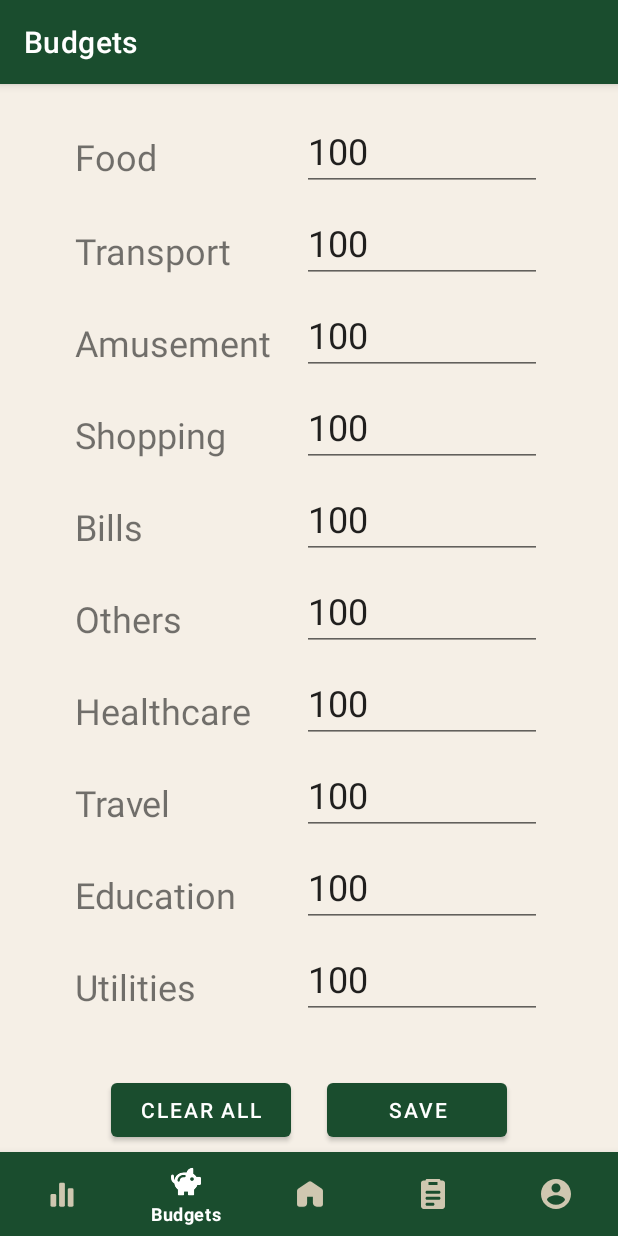
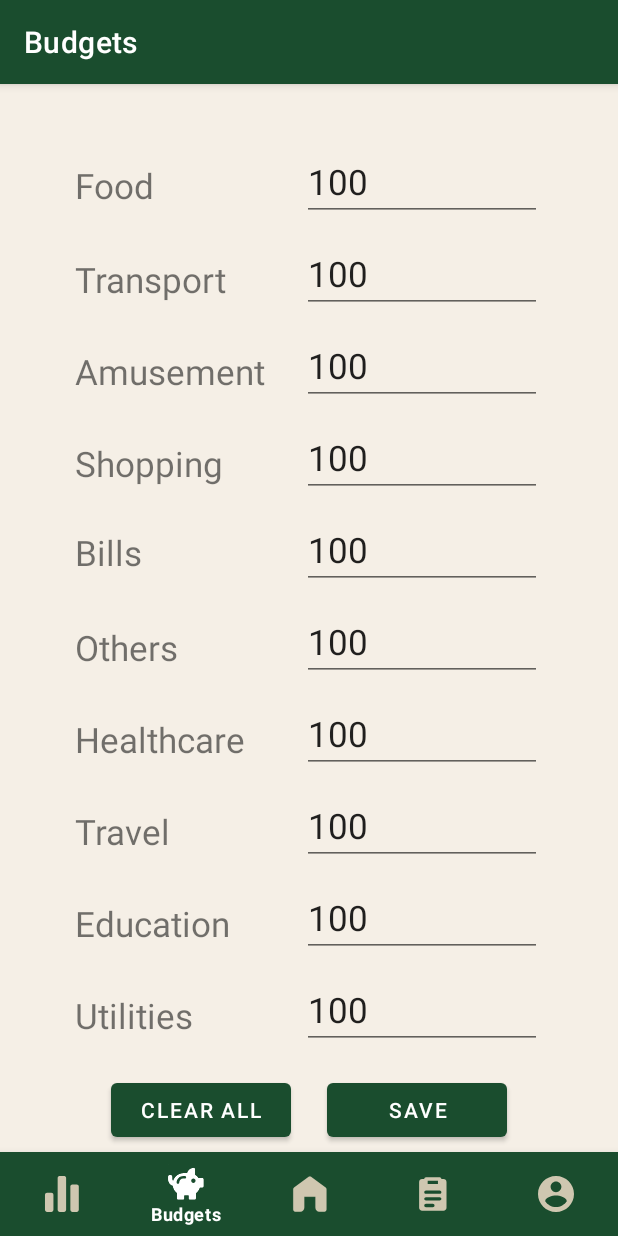
Before and after one commit to petrovoleh/Expense-tracker, an Android app: the BudgetsFragment screen opened through its navigation route, on a phone screen of 412 x 824 dp. Run offline under Robolectric (Android 15) with nearby library versions, the phone set to English and light mode, and no system bars; our stand-ins replace Room's generated code, navigation-ui; libraries missing offline, so code that uses them is left out: com.itextpdf.kernel, com.itextpdf.layout, io.github.cdimascio.dotenv; pictures from the network do not load; 2 statements that could not run were skipped.

Commit message:
design update

```diff
--- a/src/client/app/src/main/java/com/expensetracker/ui/profile/ChangePasswordFragment.java
+++ b/src/client/app/src/main/java/com/expensetracker/ui/profile/ChangePasswordFragment.java
@@ -88,7 +88,7 @@ public class ChangePasswordFragment extends Fragment {
                 String oldPassword = binding.editTextOldPassword.getText().toString().trim(); // Assuming old password is entered in editTextName
                 String newPassword = binding.editTextNewPassword.getText().toString().trim(); // Assuming new password is entered in editTextEmail
                 String newPassword2 = binding.editTextNewPassword2.getText().toString().trim(); // Assuming new password is entered in editTextEmail
-                if(Validator.validateTwoPasswords(context,newPassword,newPassword2,textView) || Validator.validatePassword(context,newPassword,textView)|| Validator.validatePassword(context,oldPassword,textView)){
+                if(Validator.validateTwoPasswords(context,newPassword,newPassword2,textView) || Validator.validatePassword(context,newPassword,textView)){
                     String token = getTokenFromFile();
                     // Call changePassword method
                     changePassword(oldPassword, newPassword, token);
--- a/src/client/app/src/main/res/drawable/account.xml
+++ b/src/client/app/src/main/res/drawable/account.xml
@@ -1,5 +1,11 @@
-<vector xmlns:android="http://schemas.android.com/apk/res/android" android:height="24dp" android:tint="#000000" android:viewportHeight="24" android:viewportWidth="24" android:width="24dp">
+<vector xmlns:android="http://schemas.android.com/apk/res/android"
+    android:height="24dp"
+    android:tint="#000000"
+    android:viewportHeight="20"
+    android:viewportWidth="20"
+    android:width="24dp">
 
-    <path android:fillColor="@android:color/white" android:pathData="M12,2C6.48,2 2,6.48 2,12s4.48,10 10,10 10,-4.48 10,-10S17.52,2 12,2zM12,5c1.66,0 3,1.34 3,3s-1.34,3 -3,3 -3,-1.34 -3,-3 1.34,-3 3,-3zM12,19.2c-2.5,0 -4.71,-1.28 -6,-3.22 0.03,-1.99 4,-3.08 6,-3.08 1.99,0 5.97,1.09 6,3.08 -1.29,1.94 -3.5,3.22 -6,3.22z"/>
-
+    <path
+        android:fillColor="@android:color/white"
+        android:pathData="M10,0C4.48,0 0,4.48 0,10s4.48,10 10,10 10,-4.48 10,-10S15.52,0 10,0zM10,3c1.66,0 3,1.34 3,3s-1.34,3 -3,3 -3,-1.34 -3,-3 1.34,-3 3,-3zM10,17.2c-2.5,0 -4.71,-1.28 -6,-3.22 0.03,-1.99 4,-3.08 6,-3.08 1.99,0 5.97,1.09 6,3.08 -1.29,1.94 -3.5,3.22 -6,3.22z"/>
 </vector>
--- a/src/client/app/src/main/res/drawable/analytics.xml
+++ b/src/client/app/src/main/res/drawable/analytics.xml
@@ -1,15 +1,15 @@
 <vector xmlns:android="http://schemas.android.com/apk/res/android"
-    android:width="25dp"
-    android:height="24dp"
-    android:viewportWidth="25"
-    android:viewportHeight="24">
+    android:width="500dp"
+    android:height="500dp"
+    android:viewportWidth="500"
+    android:viewportHeight="500">
   <path
-      android:pathData="M5.5,12L7.5,12A1,1 0,0 1,8.5 13L8.5,20A1,1 0,0 1,7.5 21L5.5,21A1,1 0,0 1,4.5 20L4.5,13A1,1 0,0 1,5.5 12z"
+      android:pathData="M42.95,234.2L101.68,234.2C117.88,234.2 131.04,247.33 131.04,263.56L131.04,469.11C131.04,485.32 117.88,498.48 101.68,498.48L42.95,498.48C26.74,498.48 13.58,485.32 13.58,469.11L13.58,263.56C13.58,247.33 26.74,234.2 42.95,234.2Z"
       android:fillColor="#121331"/>
   <path
-      android:pathData="M11.5,4L13.5,4A1,1 0,0 1,14.5 5L14.5,20A1,1 0,0 1,13.5 21L11.5,21A1,1 0,0 1,10.5 20L10.5,5A1,1 0,0 1,11.5 4z"
+      android:pathData="M219.13,-0.72L277.86,-0.72C294.07,-0.72 307.23,12.41 307.23,28.65L307.23,469.11C307.23,485.32 294.07,498.48 277.86,498.48L219.13,498.48C202.92,498.48 189.77,485.32 189.77,469.11L189.77,28.65C189.77,12.41 202.92,-0.72 219.13,-0.72Z"
       android:fillColor="#121331"/>
   <path
-      android:pathData="M17.5,8L19.5,8A1,1 0,0 1,20.5 9L20.5,20A1,1 0,0 1,19.5 21L17.5,21A1,1 0,0 1,16.5 20L16.5,9A1,1 0,0 1,17.5 8z"
+      android:pathData="M395.32,116.74L454.05,116.74C470.26,116.74 483.41,129.87 483.41,146.11L483.41,469.11C483.41,485.32 470.26,498.48 454.05,498.48L395.32,498.48C379.11,498.48 365.95,485.32 365.95,469.11L365.95,146.11C365.95,129.87 379.11,116.74 395.32,116.74Z"
       android:fillColor="#121331"/>
 </vector>
--- a/src/client/app/src/main/res/drawable/budgets.xml
+++ b/src/client/app/src/main/res/drawable/budgets.xml
@@ -1,25 +1,50 @@
 <vector xmlns:android="http://schemas.android.com/apk/res/android"
-    android:width="24dp"
-    android:height="24dp"
-    android:viewportWidth="24"
-    android:viewportHeight="24">
+    android:width="500dp"
+    android:height="500dp"
+    android:viewportWidth="500"
+    android:viewportHeight="500">
   <path
-      android:pathData="M4.89,12C3.85,12 3,10.51 3,9.33V8"
+      android:strokeWidth="1"
+      android:pathData="M6.06,4.56C5.02,4.56 4.17,3.07 4.17,1.89L4.17,0.56"
+      android:fillColor="#00000000"
+      android:strokeColor="#121331"/>
+  <path
+      android:pathData="M72.6,276.7C47.49,276.7 26.96,240.73 26.96,212.23L26.96,180.12"
       android:strokeLineJoin="round"
-      android:strokeWidth="2"
+      android:strokeWidth="50"
       android:fillColor="#00000000"
       android:strokeColor="#121331"
       android:strokeLineCap="round"/>
   <group>
     <clip-path
-        android:pathData="M12.373,5.51C12.811,3.774 14.378,2.5 16.25,2.5C16.664,2.5 17,2.836 17,3.25V6.472C17.832,6.982 18.537,7.678 19.059,8.5H21.25C21.664,8.5 22,8.836 22,9.25V13.25C22,13.664 21.664,14 21.25,14H19.767C19.358,15.293 18.559,16.408 17.5,17.201V20.25C17.5,20.664 17.164,21 16.75,21H13.99C13.576,21 13.24,20.664 13.24,20.25V18.5H10.79V20.25C10.79,20.664 10.454,21 10.04,21H7.25C6.836,21 6.5,20.664 6.5,20.25V17.137C4.977,15.978 4,14.14 4,12.07V11.94C4,8.397 6.875,5.51 10.43,5.51H12.373ZM7.86,11.03C7.86,9.774 8.884,8.75 10.14,8.75H11.1C11.514,8.75 11.85,8.414 11.85,8C11.85,7.586 11.514,7.25 11.1,7.25H10.14C8.056,7.25 6.36,8.946 6.36,11.03C6.36,11.444 6.696,11.78 7.11,11.78C7.524,11.78 7.86,11.444 7.86,11.03ZM16,11.25C16.69,11.25 17.25,10.69 17.25,10C17.25,9.31 16.69,8.75 16,8.75C15.31,8.75 14.75,9.31 14.75,10C14.75,10.69 15.31,11.25 16,11.25Z"
-        android:fillType="evenOdd"/>
+        android:pathData="M264.92,123.88C275.49,81.96 313.33,51.2 358.53,51.2C368.53,51.2 376.64,59.31 376.64,69.31L376.64,147.1C396.73,159.42 413.75,176.22 426.35,196.07L479.26,196.07C489.25,196.07 497.37,204.18 497.37,214.18L497.37,310.76C497.37,320.76 489.25,328.87 479.26,328.87L443.45,328.87C433.57,360.09 414.28,387.02 388.71,406.16L388.71,479.78C388.71,489.78 380.6,497.89 370.6,497.89L303.96,497.89C293.96,497.89 285.85,489.78 285.85,479.78L285.85,437.53L226.69,437.53L226.69,479.78C226.69,489.78 218.58,497.89 208.59,497.89L141.22,497.89C131.22,497.89 123.11,489.78 123.11,479.78L123.11,404.62C86.34,376.63 62.75,332.25 62.75,282.27L62.75,279.13C62.75,193.58 132.16,123.88 218,123.88L264.92,123.88ZM155.95,257.16C155.95,226.83 180.67,202.11 211,202.11L234.18,202.11C244.18,202.11 252.29,193.99 252.29,184C252.29,174 244.18,165.89 234.18,165.89L211,165.89C160.68,165.89 119.73,206.84 119.73,257.16C119.73,267.16 127.84,275.27 137.84,275.27C147.83,275.27 155.95,267.16 155.95,257.16ZM352.49,262.47C369.15,262.47 382.68,248.95 382.68,232.29C382.68,215.63 369.15,202.11 352.49,202.11C335.83,202.11 322.31,215.63 322.31,232.29C322.31,248.95 335.83,262.47 352.49,262.47Z"/>
     <path
-        android:pathData="M21.25,9.25V13.25H19.19C18.87,14.74 17.98,16.01 16.75,16.81V20.25H13.99V17.75H10.04V20.25H7.25V16.75C5.74,15.75 4.75,14.03 4.75,12.07V11.94C4.75,8.81 7.29,6.26 10.43,6.26H13.01C13.13,4.57 14.53,3.25 16.25,3.25V6.91C17.26,7.43 18.09,8.25 18.63,9.25H21.25Z"
+        android:pathData="M479.26,214.18L479.26,310.76L429.52,310.76C421.79,346.74 400.3,377.41 370.6,396.72L370.6,479.78L303.96,479.78L303.96,419.42L208.59,419.42L208.59,479.78L141.22,479.78L141.22,395.27C104.76,371.13 80.85,329.6 80.85,282.27L80.85,279.13C80.85,203.56 142.18,141.98 218,141.98L280.3,141.98C283.2,101.18 317,69.31 358.53,69.31L358.53,157.68C382.92,170.24 402.96,190.03 416,214.18L479.26,214.18Z"
         android:strokeLineJoin="round"
-        android:strokeWidth="1.5"
+        android:strokeWidth="36.22"
         android:fillColor="#121331"
         android:strokeColor="#121331"
         android:strokeLineCap="round"/>
   </group>
+  <path
+      android:pathData="M297.34,391.95C272.22,391.95 251.7,355.98 251.7,327.48L251.7,295.37"
+      android:strokeLineJoin="round"
+      android:strokeWidth="50"
+      android:fillColor="#00000000"
+      android:strokeColor="#121331"
+      android:strokeLineCap="round"/>
+  <path
+      android:pathData="M86.69,267.17C57.58,267.17 33.79,233.63 33.79,207.07L33.79,177.13"
+      android:strokeLineJoin="round"
+      android:strokeWidth="50"
+      android:fillColor="#00000000"
+      android:strokeColor="#121331"
+      android:strokeLineCap="round"/>
+  <path
+      android:pathData="M74.6,273.72C49.49,273.72 28.97,237.74 28.97,209.25L28.97,177.13"
+      android:strokeLineJoin="round"
+      android:strokeWidth="50"
+      android:fillColor="#00000000"
+      android:strokeColor="#121331"
+      android:strokeLineCap="round"/>
 </vector>
--- a/src/client/app/src/main/res/drawable/circle_background.xml
+++ b/src/client/app/src/main/res/drawable/circle_background.xml
@@ -3,6 +3,6 @@
     android:shape="oval">
     <solid android:color="@android:color/transparent"/>
     <stroke
-        android:width="1dp"
+        android:width="0.1dp"
         android:color="@android:color/white"/>
 </shape>
--- a/src/client/app/src/main/res/drawable/circular_background.xml
+++ /dev/null
@@ -1,5 +0,0 @@
-<?xml version="1.0" encoding="utf-8"?>
-<shape xmlns:android="http://schemas.android.com/apk/res/android">
-    <solid android:color="#FFFFFF"/>
-    <corners android:radius="75dp"/>
-</shape>
--- a/src/client/app/src/main/res/drawable/home.xml
+++ b/src/client/app/src/main/res/drawable/home.xml
@@ -1,13 +1,11 @@
 <vector xmlns:android="http://schemas.android.com/apk/res/android"
-    android:width="25dp"
-    android:height="24dp"
-    android:viewportWidth="25"
-    android:viewportHeight="24">
+    android:width="500dp"
+    android:height="500dp"
+    android:viewportWidth="500"
+    android:viewportHeight="500">
   <path
-      android:pathData="M9.75,18.25V13.25H15.25V18.25C15.25,19.355 16.145,20.25 17.25,20.25H19.75C20.302,20.25 20.75,19.802 20.75,19.25V9.772C20.75,9.445 20.59,9.139 20.322,8.952L13.072,3.899C12.728,3.659 12.272,3.659 11.928,3.899L4.678,8.952C4.41,9.139 4.25,9.445 4.25,9.772V19.25C4.25,19.802 4.698,20.25 5.25,20.25H7.75C8.855,20.25 9.75,19.355 9.75,18.25Z"
-      android:strokeLineJoin="round"
+      android:pathData="M170.89,436.57L170.89,288.5L325.05,288.5L325.05,436.57C325.05,469.3 350.14,495.8 381.12,495.8L451.19,495.8C466.66,495.8 479.22,482.54 479.22,466.18L479.22,185.49C479.22,175.81 474.74,166.75 467.23,161.21L264.01,11.56C254.37,4.46 241.58,4.46 231.94,11.56L28.73,161.21C21.21,166.75 16.73,175.81 16.73,185.49L16.73,466.18C16.73,482.54 29.28,495.8 44.76,495.8L114.83,495.8C145.8,495.8 170.89,469.3 170.89,436.57Z"
       android:strokeWidth="1.5"
       android:fillColor="#121331"
-      android:strokeColor="#121331"
-      android:strokeLineCap="round"/>
+      android:strokeColor="#121331"/>
 </vector>
--- a/src/client/app/src/main/res/drawable/records.xml
+++ b/src/client/app/src/main/res/drawable/records.xml
@@ -5,25 +5,17 @@
     android:viewportHeight="500">
   <group>
     <clip-path
-        android:pathData="M0,0h500v500H0z"/>
+        android:pathData="M-37.9,-28.02l570.75,0l0,556.84L-37.9,528.82z"/>
     <group>
       <clip-path
-          android:pathData="M0,0h500v500H0z"/>
-      <group>
-        <clip-path
-            android:pathData="M0,0h500v500H0z"/>
-      </group>
-      <path
-          android:pathData="M380.18,62.05h-26.04c0,-11.46 -9.37,-20.83 -20.83,-20.83h-166.64c-11.46,0 -20.83,9.37 -20.83,20.83L119.81,62.05c-20,0 -36.45,16.45 -36.45,36.45v322.86c0,20.2 16.46,36.45 36.45,36.45h260.38c20,0 36.45,-16.25 36.45,-36.45L416.64,98.5c0,-20 -16.46,-36.45 -36.45,-36.45zM187.51,93.29L187.51,82.88h124.98v41.66h-124.98L187.51,93.29zM166.68,330.83c-11.46,0 -20.83,-9.37 -20.83,-20.83 0,-11.46 9.37,-20.83 20.83,-20.83h166.64c11.46,0 20.83,9.37 20.83,20.83 0,11.46 -9.37,20.83 -20.83,20.83h-166.64zM270.83,393.32c0,11.46 -9.37,20.83 -20.83,20.83h-83.32c-11.46,0 -20.83,-9.37 -20.83,-20.83 0,-11.46 9.37,-20.83 20.83,-20.83h83.32c11.46,0 20.83,9.37 20.83,20.83zM333.32,247.51h-166.64c-11.46,0 -20.83,-9.37 -20.83,-20.83 0,-11.46 9.37,-20.83 20.83,-20.83h166.64c11.46,0 20.83,9.37 20.83,20.83 0,11.46 -9.37,20.83 -20.83,20.83z"
-          android:fillColor="#121330"/>
+          android:pathData="M-37.9,-28.02l570.75,0l0,556.84L-37.9,528.82z"/>
     </group>
+    <path
+        android:pathData="M396.07,41.08l-29.72,0c0,-12.76 -10.7,-23.2 -23.78,-23.2l-190.22,0c-13.08,0 -23.78,10.44 -23.78,23.2L98.86,41.08c-22.83,0 -41.61,18.32 -41.61,40.59l0,359.56c0,22.5 18.79,40.59 41.61,40.59l297.22,0c22.83,0 41.61,-18.1 41.61,-40.59L437.69,81.67c0,-22.27 -18.79,-40.59 -41.61,-40.59zM176.14,75.87L176.14,64.28l142.66,0l0,46.4l-142.66,0L176.14,75.87zM152.36,340.42c-13.08,0 -23.78,-10.44 -23.78,-23.2 0,-12.76 10.7,-23.2 23.78,-23.2l190.22,0c13.08,0 23.78,10.44 23.78,23.2 0,12.76 -10.7,23.2 -23.78,23.2l-190.22,0zM271.25,410.01c0,12.76 -10.7,23.2 -23.78,23.2l-95.11,0c-13.08,0 -23.78,-10.44 -23.78,-23.2 0,-12.76 10.7,-23.2 23.78,-23.2l95.11,0c13.08,0 23.78,10.44 23.78,23.2zM342.58,247.62l-190.22,0c-13.08,0 -23.78,-10.44 -23.78,-23.2 0,-12.76 10.7,-23.2 23.78,-23.2l190.22,0c13.08,0 23.78,10.44 23.78,23.2 0,12.76 -10.7,23.2 -23.78,23.2z"
+        android:fillColor="#121330"/>
     <group>
       <clip-path
-          android:pathData="M0,0h500v500H0z"/>
-      <group>
-        <clip-path
-            android:pathData="M0,0h500v500H0z"/>
-      </group>
+          android:pathData="M-37.9,-28.02l570.75,0l0,556.84L-37.9,528.82z"/>
     </group>
   </group>
 </vector>
--- a/src/client/app/src/main/res/layout/fragment_budgets.xml
+++ b/src/client/app/src/main/res/layout/fragment_budgets.xml
@@ -14,11 +14,11 @@
         android:id="@+id/editTextCategory1"
         android:layout_width="160dp"
         android:layout_height="46dp"
-        android:layout_marginTop="25dp"
+        android:layout_marginTop="45dp"
         android:hint="Budget 1"
         android:inputType="number"
         android:maxLength="6"
-        android:textSize="24sp"
+        android:textSize="23sp"
         app:layout_constraintEnd_toEndOf="parent"
         app:layout_constraintHorizontal_bias="0.8"
         app:layout_constraintStart_toStartOf="parent"
@@ -29,9 +29,9 @@
         android:layout_width="wrap_content"
         android:layout_height="wrap_content"
         android:layout_marginStart="50dp"
-        android:layout_marginTop="32dp"
+        android:layout_marginTop="52dp"
         android:text="Text"
-        android:textSize="24sp"
+        android:textSize="23sp"
 
         app:layout_constraintStart_toStartOf="parent"
         app:layout_constraintTop_toTopOf="parent" />
@@ -43,7 +43,7 @@
         android:layout_marginTop="15dp"
         android:hint="Budget 2"
         android:inputType="number"
-        android:textSize="24sp"
+        android:textSize="23sp"
         android:maxLength="6"
         app:layout_constraintEnd_toEndOf="parent"
         app:layout_constraintHorizontal_bias="0.8"
@@ -57,7 +57,7 @@
         android:layout_marginStart="50dp"
         android:layout_marginTop="23dp"
         android:text="Text"
-        android:textSize="24sp"
+        android:textSize="23sp"
 
         app:layout_constraintStart_toStartOf="parent"
         app:layout_constraintTop_toBottomOf="@+id/editTextCategory1" />
@@ -70,7 +70,7 @@
         android:layout_marginTop="15dp"
         android:hint="Budget 3"
         android:inputType="number"
-        android:textSize="24sp"
+        android:textSize="23sp"
         android:maxLength="6"
         app:layout_constraintEnd_toEndOf="parent"
         app:layout_constraintHorizontal_bias="0.8"
@@ -84,7 +84,7 @@
         android:layout_marginStart="50dp"
         android:layout_marginTop="23dp"
         android:text="Text"
-        android:textSize="24sp"
+        android:textSize="23sp"
 
         app:layout_constraintStart_toStartOf="parent"
         app:layout_constraintTop_toBottomOf="@+id/editTextCategory2" />
@@ -97,7 +97,7 @@
         android:layout_marginTop="15dp"
         android:hint="Budget 4"
         android:inputType="number"
-        android:textSize="24sp"
+        android:textSize="23sp"
         android:maxLength="6"
         app:layout_constraintEnd_toEndOf="parent"
         app:layout_constraintHorizontal_bias="0.8"
@@ -111,7 +111,7 @@
         android:layout_marginStart="50dp"
         android:layout_marginTop="23dp"
         android:text="Text"
-        android:textSize="24sp"
+        android:textSize="23sp"
 
 
         app:layout_constraintStart_toStartOf="parent"
@@ -125,7 +125,7 @@
         android:layout_marginTop="15dp"
         android:hint="Budget 5"
         android:inputType="number"
-        android:textSize="24sp"
+        android:textSize="23sp"
         android:maxLength="6"
         app:layout_constraintEnd_toEndOf="parent"
         app:layout_constraintHorizontal_bias="0.8"
@@ -137,9 +137,9 @@
         android:layout_width="wrap_content"
         android:layout_height="wrap_content"
         android:layout_marginStart="50dp"
-        android:layout_marginTop="23dp"
+        android:layout_marginTop="21dp"
         android:text="Text"
-        android:textSize="24sp"
+        android:textSize="23sp"
 
         app:layout_constraintStart_toStartOf="parent"
         app:layout_constraintTop_toBottomOf="@+id/editTextCategory4" />
@@ -152,7 +152,7 @@
         android:layout_marginTop="15dp"
         android:hint="Budget 6"
         android:inputType="number"
-        android:textSize="24sp"
+        android:textSize="23sp"
         android:maxLength="6"
         app:layout_constraintEnd_toEndOf="parent"
         app:layout_constraintHorizontal_bias="0.8"
@@ -166,7 +166,7 @@
         android:layout_marginStart="50dp"
         android:layout_marginTop="23dp"
         android:text="Text"
-        android:textSize="24sp"
+        android:textSize="23sp"
 
         app:layout_constraintStart_toStartOf="parent"
         app:layout_constraintTop_toBottomOf="@+id/editTextCategory5" />
@@ -179,7 +179,7 @@
         android:layout_marginTop="15dp"
         android:hint="Budget 7"
         android:inputType="number"
-        android:textSize="24sp"
+        android:textSize="23sp"
         android:maxLength="6"
         app:layout_constraintEnd_toEndOf="parent"
         app:layout_constraintHorizontal_bias="0.8"
@@ -193,7 +193,7 @@
         android:layout_marginStart="50dp"
         android:layout_marginTop="23dp"
         android:text="Text"
-        android:textSize="24sp"
+        android:textSize="23sp"
 
         app:layout_constraintStart_toStartOf="parent"
         app:layout_constraintTop_toBottomOf="@+id/editTextCategory6" />
@@ -206,7 +206,7 @@
         android:layout_marginTop="15dp"
         android:hint="Budget 8"
         android:inputType="number"
-        android:textSize="24sp"
+        android:textSize="23sp"
         android:maxLength="6"
         app:layout_constraintEnd_toEndOf="parent"
         app:layout_constraintHorizontal_bias="0.8"
@@ -220,7 +220,7 @@
         android:layout_marginStart="50dp"
         android:layout_marginTop="23dp"
         android:text="Text"
-        android:textSize="24sp"
+        android:textSize="23sp"
 
         app:layout_constraintStart_toStartOf="parent"
         app:layout_constraintTop_toBottomOf="@+id/editTextCategory7" />
@@ -233,7 +233,7 @@
         android:layout_marginTop="15dp"
         android:hint="Budget 9"
         android:inputType="number"
-        android:textSize="24sp"
+        android:textSize="23sp"
         android:maxLength="6"
         app:layout_constraintEnd_toEndOf="parent"
         app:layout_constraintHorizontal_bias="0.8"
@@ -247,7 +247,7 @@
         android:layout_marginStart="50dp"
         android:layout_marginTop="23dp"
         android:text="Text"
-        android:textSize="24sp"
+        android:textSize="23sp"
 
         app:layout_constraintStart_toStartOf="parent"
         app:layout_constraintTop_toBottomOf="@+id/editTextCategory8" />
@@ -260,7 +260,7 @@
         android:layout_marginTop="15dp"
         android:hint="Budget 10"
         android:inputType="number"
-        android:textSize="24sp"
+        android:textSize="23sp"
         android:maxLength="6"
         app:layout_constraintEnd_toEndOf="parent"
         app:layout_constraintHorizontal_bias="0.8"
@@ -274,7 +274,7 @@
         android:layout_marginStart="50dp"
         android:layout_marginTop="23dp"
         android:text="Text"
-        android:textSize="24sp"
+        android:textSize="23sp"
 
         app:layout_constraintStart_toStartOf="parent"
         app:layout_constraintTop_toBottomOf="@+id/editTextCategory9" />
--- a/src/client/app/src/main/res/layout/fragment_edit_profile.xml
+++ b/src/client/app/src/main/res/layout/fragment_edit_profile.xml
@@ -11,6 +11,7 @@
         android:layout_width="match_parent"
         android:layout_height="wrap_content"
         android:layout_marginStart="24dp"
+        android:layout_marginTop="20dp"
         android:layout_marginEnd="24dp"
         android:hint="Enter your name"
         android:inputType="text"
@@ -44,14 +45,15 @@
 
     <androidx.cardview.widget.CardView
         android:id="@+id/view2"
-        android:layout_width="200dp"
-        android:layout_height="200dp"
+        android:layout_width="180dp"
+        android:layout_height="180dp"
         android:layout_centerHorizontal="true"
         android:layout_marginTop="50dp"
         android:elevation="12dp"
         android:innerRadius="0dp"
         android:shape="ring"
         android:thicknessRatio="1.9"
+        app:cardBackgroundColor="#00FFFFFF"
         app:cardCornerRadius="100dp"
         app:layout_constraintEnd_toEndOf="parent"
         app:layout_constraintStart_toStartOf="parent"
--- a/src/client/app/src/main/res/layout/fragment_new_record.xml
+++ b/src/client/app/src/main/res/layout/fragment_new_record.xml
@@ -16,6 +16,7 @@
         android:layout_width="match_parent"
         android:layout_height="wrap_content"
         android:hint="@string/value"
+        android:maxLength="9"
         android:inputType="numberDecimal"
         android:autofillHints="10.00" />
 
--- a/src/client/app/src/main/res/layout/item_suggestion.xml
+++ b/src/client/app/src/main/res/layout/item_suggestion.xml
@@ -2,5 +2,7 @@
     android:id="@+id/textViewSuggestion"
     android:layout_width="match_parent"
     android:layout_height="wrap_content"
-    android:padding="16dp"
+    android:paddingStart="30dp"
+    android:paddingEnd="30dp"
+    android:paddingTop="10dp"
     android:textSize="18sp"/>
--- a/src/webserver/src/main/java/org/expencetracker/webserver/component/controller/UserController.java
+++ b/src/webserver/src/main/java/org/expencetracker/webserver/component/controller/UserController.java
@@ -46,7 +46,7 @@ public class UserController {
      * @return a ResponseEntity indicating the result of the update operation.
      */
     @PutMapping("/update")
-    public ResponseEntity<?> updateProfile(@Valid @RequestBody UpdateProfileRequest updateRequest) {
+    public ResponseEntity<?> updateProfile(@RequestBody UpdateProfileRequest updateRequest) {
         return userService.updateProfile(updateRequest);
     }
 }
```
Also changed, not shown: src/client/app/src/main/java/com/expensetracker/adapters/TransactionAdapter.java (+10 -0 lines), src/client/app/src/main/java/com/expensetracker/ui/profile/EditProfileFragment.java (+4 -5 lines), src/client/app/src/main/res/drawable/arrow_left.xml (deleted, +0 -13 lines), src/client/app/src/main/res/drawable/arrow_right.xml (deleted, +0 -13 lines), src/client/app/src/main/res/layout/fragment_change_password.xml (+7 -3 lines), src/client/app/src/main/res/layout/fragment_profile.xml (+6 -3 lines), src/client/app/src/main/res/layout/item_transaction.xml (+5 -4 lines).
